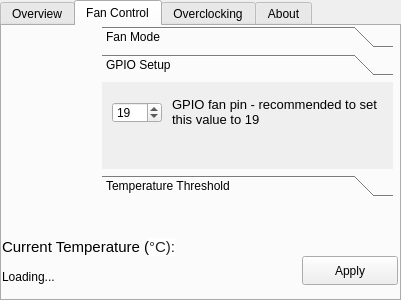
This is main.ui in AnonymousHacker1279/RaspiControlPanel as Qt 5 draws it before an edit. The edited form follows.
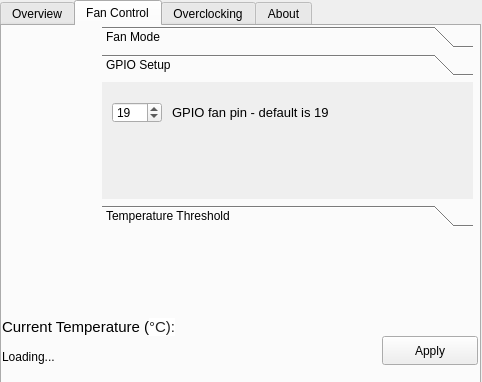
This is the edited form. The open tabs and pages were chosen to show the change. Icons and pictures are not drawn.

Commit message: Bug Fix - Cramped Text in Menu Increased the size of the GUI to prevent text from being pushed under other elements

Patch:
```diff
--- a/main.ui
+++ b/main.ui
@@ -6,8 +6,8 @@
    <rect>
     <x>0</x>
     <y>0</y>
-    <width>401</width>
-    <height>300</height>
+    <width>482</width>
+    <height>382</height>
    </rect>
   </property>
   <property name="windowTitle">
@@ -22,8 +22,8 @@
     <rect>
      <x>0</x>
      <y>0</y>
-     <width>401</width>
-     <height>301</height>
+     <width>481</width>
+     <height>391</height>
     </rect>
    </property>
    <property name="toolTip">
@@ -133,8 +133,8 @@
       <rect>
        <x>100</x>
        <y>0</y>
-       <width>291</width>
-       <height>171</height>
+       <width>371</width>
+       <height>201</height>
       </rect>
      </property>
      <property name="currentIndex">
@@ -206,8 +206,8 @@
        <rect>
         <x>0</x>
         <y>0</y>
-        <width>100</width>
-        <height>30</height>
+        <width>371</width>
+        <height>90</height>
        </rect>
       </property>
       <attribute name="label">
@@ -234,12 +234,12 @@
         <rect>
          <x>70</x>
          <y>10</y>
-         <width>211</width>
+         <width>291</width>
          <height>41</height>
         </rect>
        </property>
        <property name="text">
-        <string>&lt;html&gt;&lt;head/&gt;&lt;body&gt;&lt;p&gt;&lt;span style=&quot; font-size:10pt;&quot;&gt;GPIO fan pin - recommended to set this value to 19&lt;/span&gt;&lt;/p&gt;&lt;/body&gt;&lt;/html&gt;</string>
+        <string>&lt;html&gt;&lt;head/&gt;&lt;body&gt;&lt;p&gt;&lt;span style=&quot; font-size:10pt;&quot;&gt;GPIO fan pin - default is 19&lt;/span&gt;&lt;/p&gt;&lt;/body&gt;&lt;/html&gt;</string>
        </property>
        <property name="wordWrap">
         <bool>true</bool>
@@ -295,8 +295,8 @@
     <widget class="QPushButton" name="fanControlApply">
      <property name="geometry">
       <rect>
-       <x>300</x>
-       <y>230</y>
+       <x>380</x>
+       <y>310</y>
        <width>96</width>
        <height>29</height>
       </rect>
@@ -312,7 +312,7 @@
      <property name="geometry">
       <rect>
        <x>0</x>
-       <y>210</y>
+       <y>290</y>
        <width>291</width>
        <height>52</height>
       </rect>
```
Left out of the diff: 44 changed lines with no effect on the pictures. The commit also changes 3 other files.
